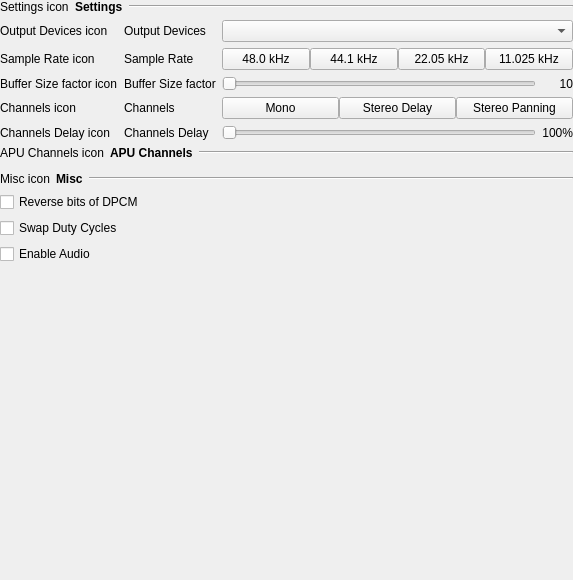
The window that src/gui/designer/wdgSettingsAudio.ui (punesemu/puNES) describes before a commit, drawn with Qt 5.
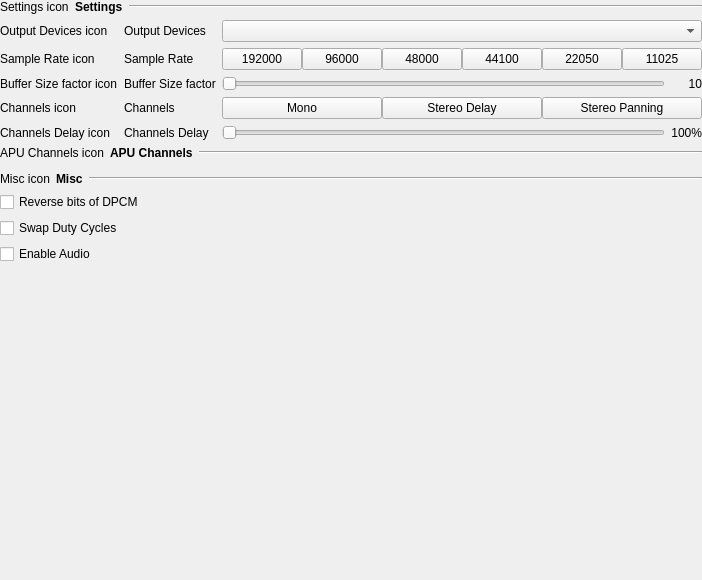
The same window after the commit. Custom widgets are drawn as their Qt base class.

Commit message: Added sample rates of 96000 and 192000 and improved the selection of the sample rate of audio codecs that don't provide information about those supported.

The edit to the form file:
```diff
--- a/src/gui/designer/wdgSettingsAudio.ui
+++ b/src/gui/designer/wdgSettingsAudio.ui
@@ -150,10 +150,30 @@
         <property name="bottomMargin">
          <number>0</number>
         </property>
+        <item>
+         <widget class="QPushButton" name="pushButton_Samplarate_192000">
+          <property name="text">
+           <string>192000</string>
+          </property>
+          <property name="checkable">
+           <bool>true</bool>
+          </property>
+         </widget>
+        </item>
+        <item>
+         <widget class="QPushButton" name="pushButton_Samplarate_96000">
+          <property name="text">
+           <string>96000</string>
+          </property>
+          <property name="checkable">
+           <bool>true</bool>
+          </property>
+         </widget>
+        </item>
         <item>
          <widget class="QPushButton" name="pushButton_Samplarate_48000">
           <property name="text">
-           <string>48.0 kHz</string>
+           <string>48000</string>
           </property>
           <property name="checkable">
            <bool>true</bool>
@@ -163,7 +183,7 @@
         <item>
          <widget class="QPushButton" name="pushButton_Samplarate_44100">
           <property name="text">
-           <string>44.1 kHz</string>
+           <string>44100</string>
           </property>
           <property name="checkable">
            <bool>true</bool>
@@ -173,7 +193,7 @@
         <item>
          <widget class="QPushButton" name="pushButton_Samplarate_22050">
           <property name="text">
-           <string>22.05 kHz</string>
+           <string>22050</string>
           </property>
           <property name="checkable">
            <bool>true</bool>
@@ -183,7 +203,7 @@
         <item>
          <widget class="QPushButton" name="pushButton_Samplarate_11025">
           <property name="text">
-           <string>11.025 kHz</string>
+           <string>11025</string>
           </property>
           <property name="checkable">
            <bool>true</bool>
```
The commit also changes 7 other files.
